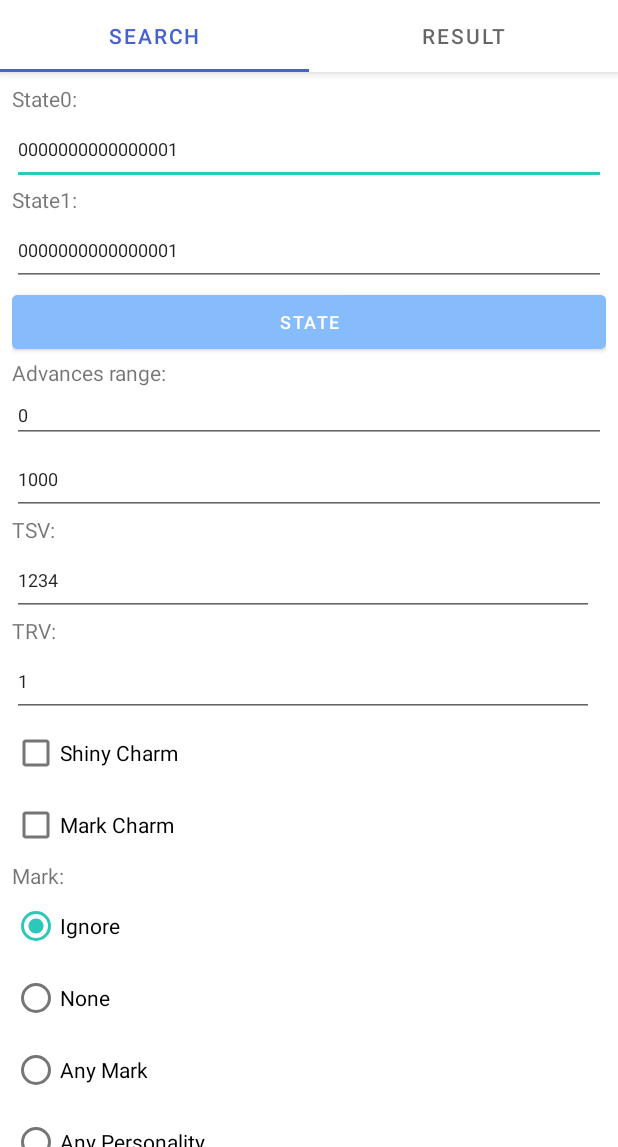
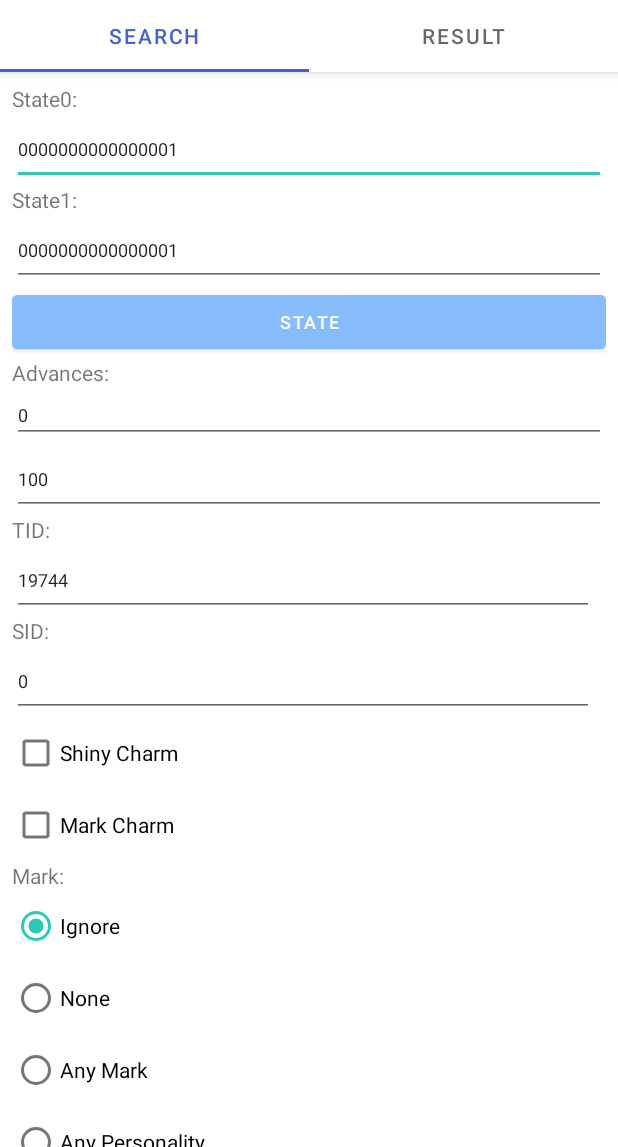
Before and after one commit to IPA989/SwShOverWorldRNGTool, an Android app: the screen it shows after launch (MainActivity), on a phone screen of 412 x 824 dp, the part 89-1236 px from its top. Run offline under Robolectric (Android 15) with nearby library versions, the phone set to English and light mode, and no system bars; 1 statement that could not run was skipped.

Commit message:
fix Shiny search

```diff
--- a/SwShOverWorldRNGTool/app/src/main/java/com/ipa989/swshoverworldrngtool/MainActivity.java
+++ b/SwShOverWorldRNGTool/app/src/main/java/com/ipa989/swshoverworldrngtool/MainActivity.java
@@ -242,8 +242,6 @@ public class MainActivity extends AppCompatActivity {
 
         if(
                 MaxAdv > 100000000 ||
-                TSV > 4096 ||
-                TRV >= 16 ||
                 LevelMax > 100 ||
                 SlotMax > 100 ||
                 LevelMax < LevelMin ||
@@ -251,8 +249,6 @@ public class MainActivity extends AppCompatActivity {
         ){
             search = false;
         }
-
-
 
         for(int i=0; i<6; i++){
             if(MaxIVs[i] < MinIVs[i]){
@@ -264,8 +260,6 @@ public class MainActivity extends AppCompatActivity {
             toastError();
             return;
         }
-
-
 
         // call to a native method
         TextView tv = findViewById(R.id.resultView);
--- a/SwShOverWorldRNGTool/app/src/main/res/layout/main_search.xml
+++ b/SwShOverWorldRNGTool/app/src/main/res/layout/main_search.xml
@@ -135,7 +135,7 @@
                 android:autofillHints="" />
 
             <TextView
-                android:id="@+id/tsvLabel"
+                android:id="@+id/tidLabel"
                 android:layout_width="wrap_content"
                 android:layout_height="wrap_content"
                 android:layout_weight="1"
@@ -148,7 +148,7 @@
                 android:layout_marginEnd="8dp"
                 android:layout_weight="1"
                 android:ems="4"
-                android:maxLength="4"
+                android:maxLength="5"
                 android:inputType="number"
                 android:minHeight="48dp"
                 android:text="@string/tsv"
@@ -156,7 +156,7 @@
                 android:autofillHints="" />
 
             <TextView
-                android:id="@+id/trvLabel"
+                android:id="@+id/sidLabel"
                 android:layout_width="wrap_content"
                 android:layout_height="wrap_content"
                 android:layout_weight="1"
@@ -169,7 +169,7 @@
                 android:layout_marginEnd="8dp"
                 android:layout_weight="1"
                 android:ems="1"
-                android:maxLength="1"
+                android:maxLength="5"
                 android:inputType="number"
                 android:minHeight="48dp"
                 android:text="@string/trv"
--- a/SwShOverWorldRNGTool/app/src/main/res/values/strings.xml
+++ b/SwShOverWorldRNGTool/app/src/main/res/values/strings.xml
@@ -12,12 +12,12 @@
     <string name="toast_message">Search success!</string>
     <string name="toast_errormessage">input error!</string>
     <string name="stateSearchButton">State</string>
-    <string name="advancesLabel">Advances range:</string>
-    <string name="advMax">1000</string>
+    <string name="advancesLabel">Advances:</string>
     <string name="advMin">0</string>
-    <string name="tsvLabel">TSV:</string>
-    <string name="tsv">1234</string>
-    <string name="trv">1</string>
+    <string name="advMax">100</string>
+    <string name="tsvLabel">TID:</string>
+    <string name="tsv">19744</string>
+    <string name="trv">0</string>
     <string name="shinyCharm">Shiny Charm</string>
     <string name="markCharm">Mark Charm</string>
     <string name="markLabel">Mark:</string>
@@ -54,7 +54,7 @@
     <string name="search_range">Search range</string>
     <string name="stateSearchMin">0</string>
     <string name="denStateSearch">Advances search</string>
-    <string name="trvLabel">TRV:</string>
+    <string name="trvLabel">SID:</string>
     <string name="spd">SpD:</string>
     <string name="legendary">Legendary</string>
     <string name="spe">Spe:</string>
```
Also changed, not shown: SwShOverWorldRNGTool/app/src/main/res/layout/main_result.xml (+4 -4 lines), 1 other file.
